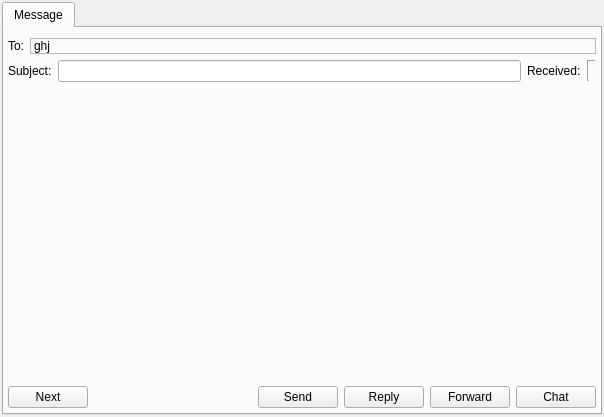
Qt form Vacuum/trunk/src/plugins/Messenger/messagewindow.ui (vacuum-im/vacuum-im) before a commit.
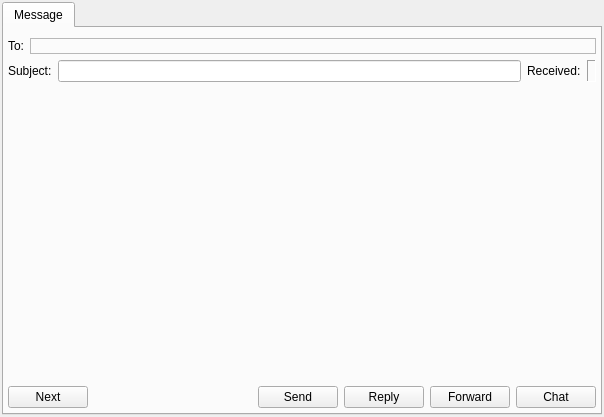
The same form after that commit.

Commit message: Удален начальный текст лейбла "to".

```diff
--- a/Vacuum/trunk/src/plugins/Messenger/messagewindow.ui
+++ b/Vacuum/trunk/src/plugins/Messenger/messagewindow.ui
@@ -94,7 +94,7 @@
               <enum>QFrame::StyledPanel</enum>
              </property>
              <property name="text" >
-              <string>ghj</string>
+              <string/>
              </property>
              <property name="wordWrap" >
               <bool>true</bool>
```
Left out of the diff: 2 changed lines with no effect on the pictures.
